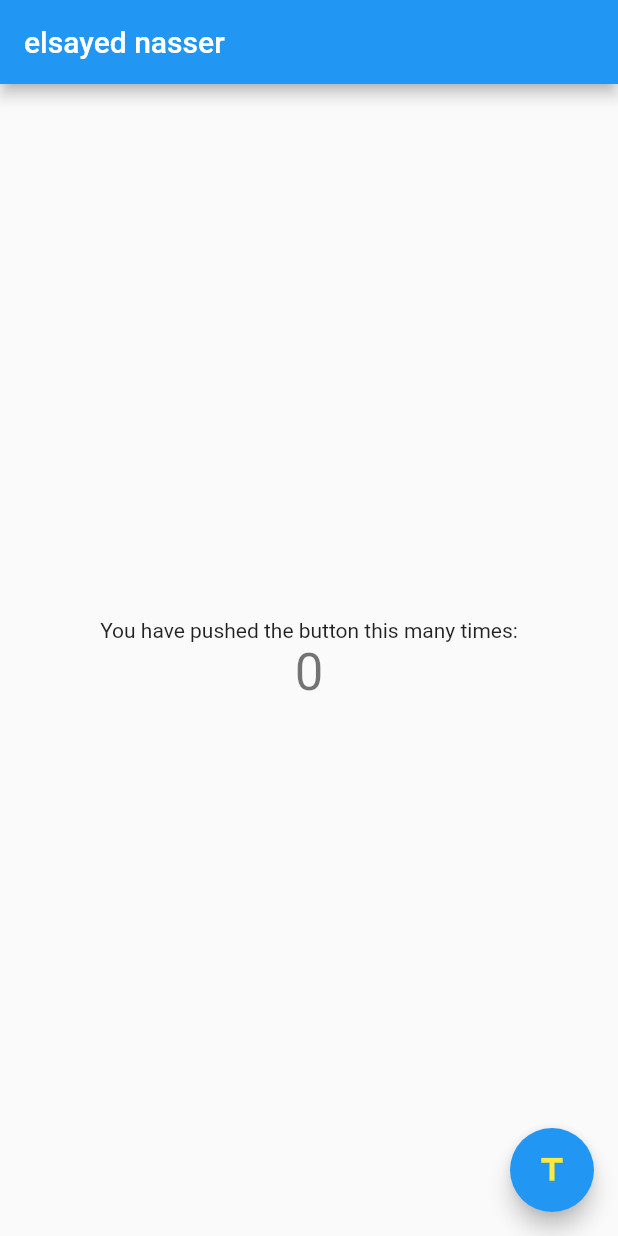
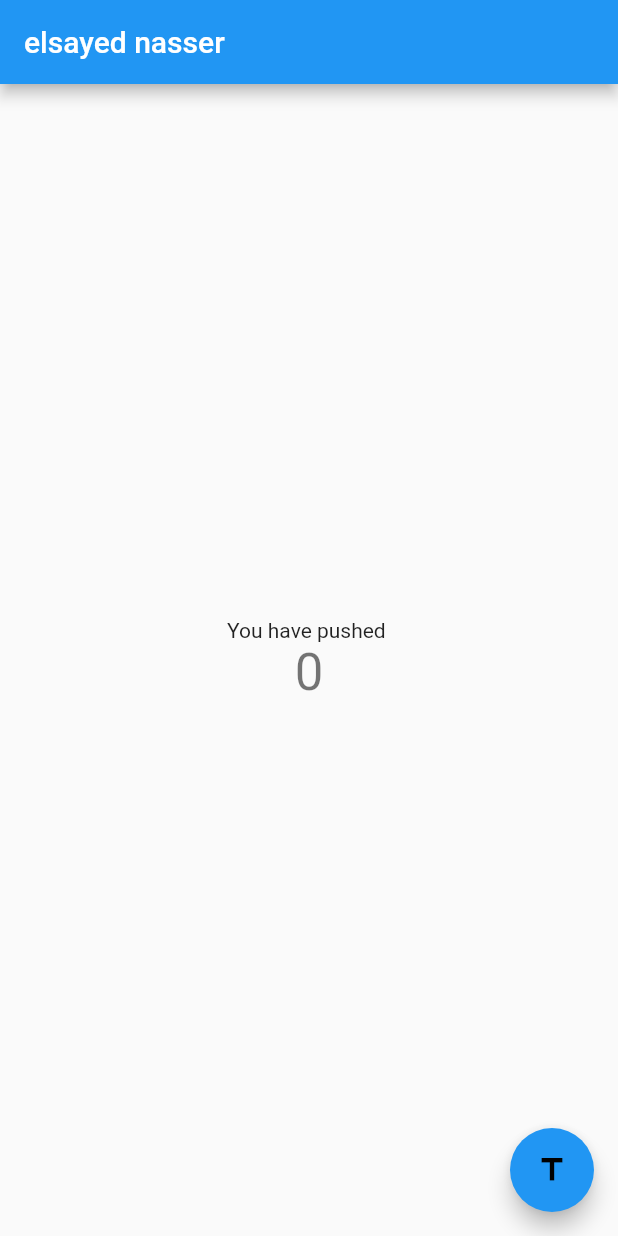
Before and after one commit to Elsayed87/github_test, a Flutter app: the screen it shows after launch, on a phone screen of 412 x 824 dp. Run offline on Flutter 3.47's test engine with Material 2 defaults, Android fonts, the phone set to English and light mode, and no system bars.

Commit message:
color was changed

```diff
--- a/lib/main.dart
+++ b/lib/main.dart
@@ -96,7 +96,7 @@ class _MyHomePageState extends State<MyHomePage> {
           mainAxisAlignment: MainAxisAlignment.center,
           children: <Widget>[
             const Text(
-              'You have pushed the button this many times:',
+              'You have pushed ',
             ),
             Text(
               '$_counter',
@@ -108,7 +108,7 @@ class _MyHomePageState extends State<MyHomePage> {
       floatingActionButton: FloatingActionButton(
         onPressed: _incrementCounter,
         tooltip: 'Increment',
-        child: const Icon(Icons.title,color:Colors.yellow),
+        child: const Icon(Icons.title,color:Colors.black),
       ), // This trailing comma makes auto-formatting nicer for build methods.
     );
   }
```
